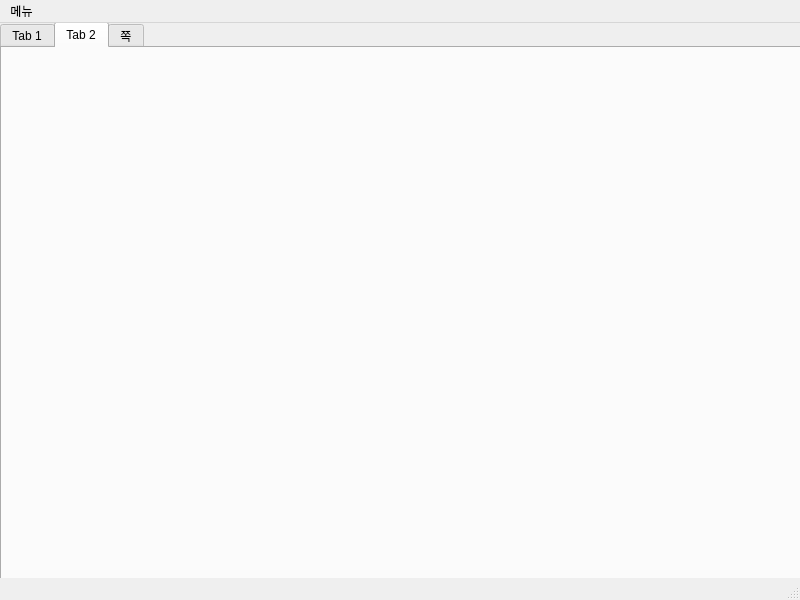
This is app.ui in jung-geun/animal-pose-classification as Qt 5 draws it before an edit. The edited form follows.
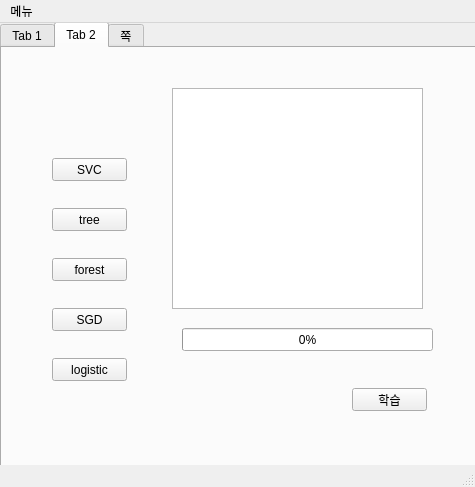
This is the edited form. The open tabs and pages were chosen to show the change.

What changed in the file:
```diff
--- a/app.ui
+++ b/app.ui
@@ -6,8 +6,8 @@
    <rect>
     <x>0</x>
     <y>0</y>
-    <width>800</width>
-    <height>600</height>
+    <width>475</width>
+    <height>487</height>
    </rect>
   </property>
   <property name="windowTitle">
@@ -19,8 +19,8 @@
      <rect>
       <x>0</x>
       <y>-1</y>
-      <width>801</width>
-      <height>581</height>
+      <width>481</width>
+      <height>451</height>
      </rect>
     </property>
     <property name="currentIndex">
@@ -48,6 +48,107 @@
      <attribute name="title">
       <string>Tab 2</string>
      </attribute>
+     <widget class="QPushButton" name="btn_model_1">
+      <property name="geometry">
+       <rect>
+        <x>50</x>
+        <y>110</y>
+        <width>75</width>
+        <height>23</height>
+       </rect>
+      </property>
+      <property name="text">
+       <string>SVC</string>
+      </property>
+     </widget>
+     <widget class="QPushButton" name="btn_model_2">
+      <property name="geometry">
+       <rect>
+        <x>50</x>
+        <y>160</y>
+        <width>75</width>
+        <height>23</height>
+       </rect>
+      </property>
+      <property name="text">
+       <string>tree</string>
+      </property>
+     </widget>
+     <widget class="QPushButton" name="btn_model_3">
+      <property name="geometry">
+       <rect>
+        <x>50</x>
+        <y>210</y>
+        <width>75</width>
+        <height>23</height>
+       </rect>
+      </property>
+      <property name="text">
+       <string>forest</string>
+      </property>
+     </widget>
+     <widget class="QPushButton" name="btn_model_4">
+      <property name="geometry">
+       <rect>
+        <x>50</x>
+        <y>260</y>
+        <width>75</width>
+        <height>23</height>
+       </rect>
+      </property>
+      <property name="text">
+       <string>SGD</string>
+      </property>
+     </widget>
+     <widget class="QPushButton" name="btn_model_5">
+      <property name="geometry">
+       <rect>
+        <x>50</x>
+        <y>310</y>
+        <width>75</width>
+        <height>23</height>
+       </rect>
+      </property>
+      <property name="text">
+       <string>logistic</string>
+      </property>
+     </widget>
+     <widget class="QPlainTextEdit" name="Text_train">
+      <property name="geometry">
+       <rect>
+        <x>170</x>
+        <y>40</y>
+        <width>251</width>
+        <height>221</height>
+       </rect>
+      </property>
+     </widget>
+     <widget class="QProgressBar" name="progressbar_train">
+      <property name="geometry">
+       <rect>
+        <x>180</x>
+        <y>280</y>
+        <width>251</width>
+        <height>23</height>
+       </rect>
+      </property>
+      <property name="value">
+       <number>0</number>
+      </property>
+     </widget>
+     <widget class="QPushButton" name="btn_train">
+      <property name="geometry">
+       <rect>
+        <x>350</x>
+        <y>340</y>
+        <width>75</width>
+        <height>23</height>
+       </rect>
+      </property>
+      <property name="text">
+       <string>학습</string>
+      </property>
+     </widget>
     </widget>
     <widget class="QWidget" name="tab_3">
      <attribute name="title">
@@ -61,7 +162,7 @@
     <rect>
      <x>0</x>
      <y>0</y>
-     <width>800</width>
+     <width>475</width>
      <height>21</height>
     </rect>
    </property>
```
Left out of the diff: 136 changed lines with no effect on the pictures.
